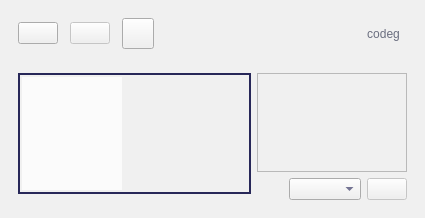
Before: the Qt Designer form src/Ui/AppWindow.ui in NikolayRag/codeg, drawn with Qt 5.
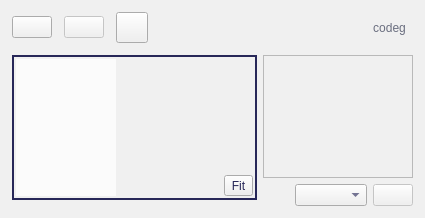
After: the same form once the commit is applied. Icons and pictures are not drawn.

Commit message: add fit button

```diff
--- a/src/Ui/AppWindow.ui
+++ b/src/Ui/AppWindow.ui
@@ -36,6 +36,21 @@
        <string notr="true">color: rgb(160,160,220);</string>
       </property>
       <layout class="QVBoxLayout" name="verticalLayout_2">
+       <property name="spacing">
+        <number>12</number>
+       </property>
+       <property name="leftMargin">
+        <number>12</number>
+       </property>
+       <property name="topMargin">
+        <number>12</number>
+       </property>
+       <property name="rightMargin">
+        <number>12</number>
+       </property>
+       <property name="bottomMargin">
+        <number>12</number>
+       </property>
        <item>
         <widget class="QFrame" name="frameCaption">
          <property name="styleSheet">
@@ -45,6 +60,18 @@
           <property name="spacing">
            <number>12</number>
           </property>
+          <property name="leftMargin">
+           <number>0</number>
+          </property>
+          <property name="topMargin">
+           <number>0</number>
+          </property>
+          <property name="rightMargin">
+           <number>0</number>
+          </property>
+          <property name="bottomMargin">
+           <number>0</number>
+          </property>
           <item>
            <widget class="QPushButton" name="btnLoad">
             <property name="text">
@@ -143,6 +170,18 @@
           <enum>QFrame::Raised</enum>
          </property>
          <layout class="QGridLayout" name="gridLayout_2">
+          <property name="leftMargin">
+           <number>0</number>
+          </property>
+          <property name="topMargin">
+           <number>0</number>
+          </property>
+          <property name="rightMargin">
+           <number>0</number>
+          </property>
+          <property name="bottomMargin">
+           <number>0</number>
+          </property>
           <item row="0" column="0">
            <spacer name="verticalSpacer">
             <property name="orientation">
@@ -201,7 +240,7 @@
                 <property name="spacing">
                  <number>2</number>
                 </property>
-                <item row="0" column="0">
+                <item row="0" column="0" rowspan="3">
                  <widget class="QTableWidget" name="listLayers">
                   <property name="enabled">
                    <bool>true</bool>
@@ -269,7 +308,7 @@
                   </column>
                  </widget>
                 </item>
-                <item row="0" column="1">
+                <item row="2" column="1">
                  <spacer name="horizontalSpacer_4">
                   <property name="orientation">
                    <enum>Qt::Horizontal</enum>
@@ -282,6 +321,26 @@
                   </property>
                  </spacer>
                 </item>
+                <item row="2" column="2">
+                 <widget class="QToolButton" name="btnFit">
+                  <property name="text">
+                   <string>Fit</string>
+                  </property>
+                 </widget>
+                </item>
+                <item row="1" column="2">
+                 <spacer name="verticalSpacer_2">
+                  <property name="orientation">
+                   <enum>Qt::Vertical</enum>
+                  </property>
+                  <property name="sizeHint" stdset="0">
+                   <size>
+                    <width>20</width>
+                    <height>40</height>
+                   </size>
+                  </property>
+                 </spacer>
+                </item>
                </layout>
               </widget>
              </item>
```
The commit also changes 1 other file.
